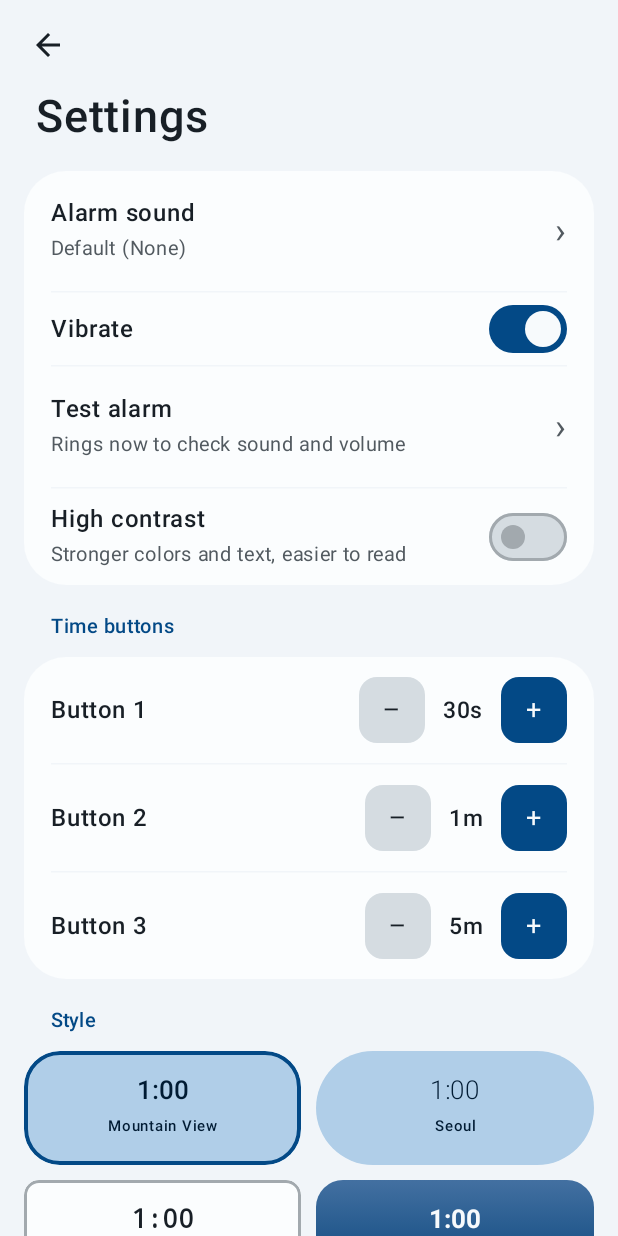
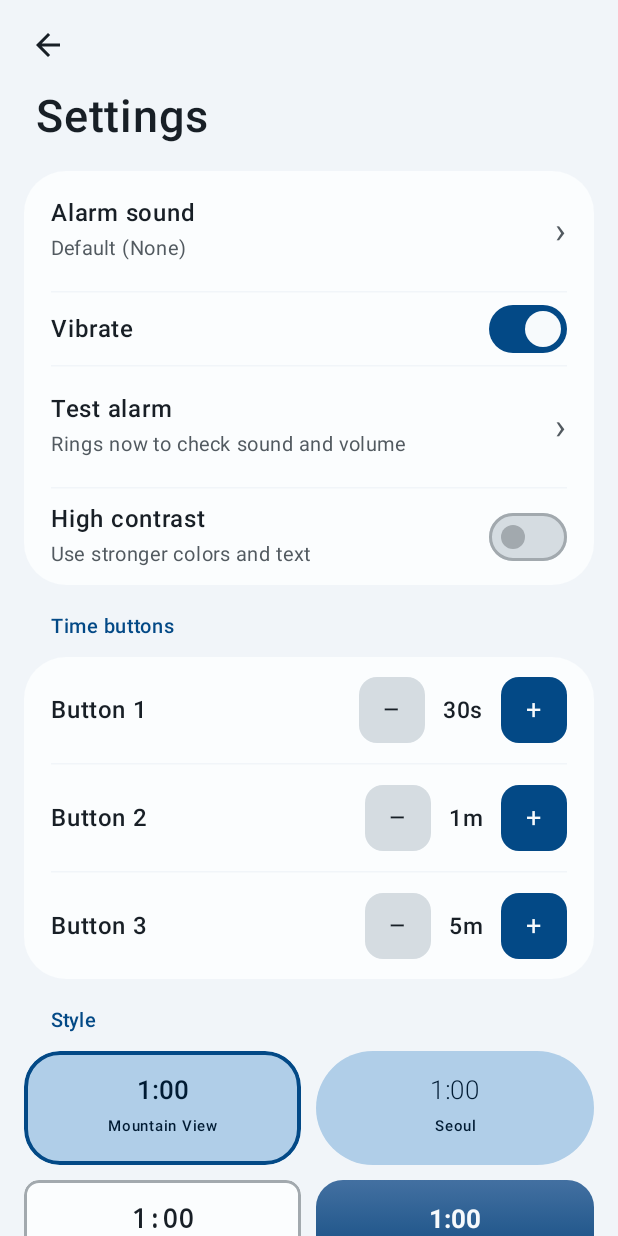
Before and after one commit to jessejamesjohnston/ducky, an Android app built with Jetpack Compose: the screen it shows after launch (MainActivity), after a tap on "Settings", on a phone screen of 412 x 824 dp. Run offline under Robolectric (Android 15) with nearby library versions, the phone set to English and light mode, and no system bars; libraries missing offline, so code that uses them is left out: androidx.glance, androidx.glance.color, androidx.glance.material3.

Commit message:
High contrast: the Settings subtitle says what the switch does
"Stronger colors and text, easier to read" becomes "Use stronger colors
and text": verb first and active, like the other Settings summaries.
The setting raises text contrast to 7:1 and deepens the pond and widget
colors, so the words still describe it.

The README Settings image is recaptured from a release build on the
emulator; apart from the subtitle it is pixel-identical to the old
capture. SettingsScreenTest now checks the subtitle text.

```diff
--- a/app/src/main/res/values/strings.xml
+++ b/app/src/main/res/values/strings.xml
@@ -68,7 +68,7 @@
     <string name="add_eggs_widget_subtitle">The eggs hatch one by one</string>
     <string name="a11y_add_widget_choice">Add the %1$s widget. %2$s.</string>
     <string name="high_contrast">High contrast</string>
-    <string name="high_contrast_subtitle">Stronger colors and text, easier to read</string>
+    <string name="high_contrast_subtitle">Use stronger colors and text</string>
     <string name="default_increments">Time buttons</string>
     <string name="section_style">Style</string>
     <string name="section_color">Color</string>
```
Also changed, not shown: 3 other files.
